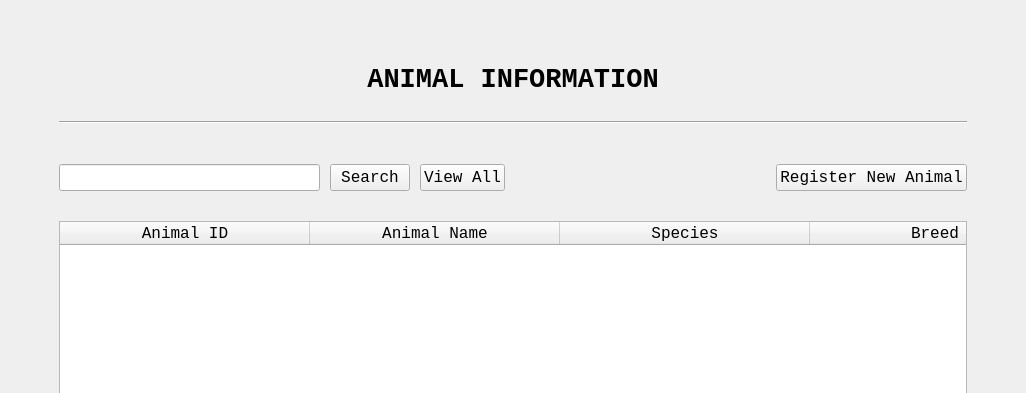
First picture: the form in AnimalInformationUI.ui, repository ASNaeem/Simple-VCMS, before the edit; both pictures show x 0 to 1026 and y 0 to 393 of the 1026 by 754 pixel window.
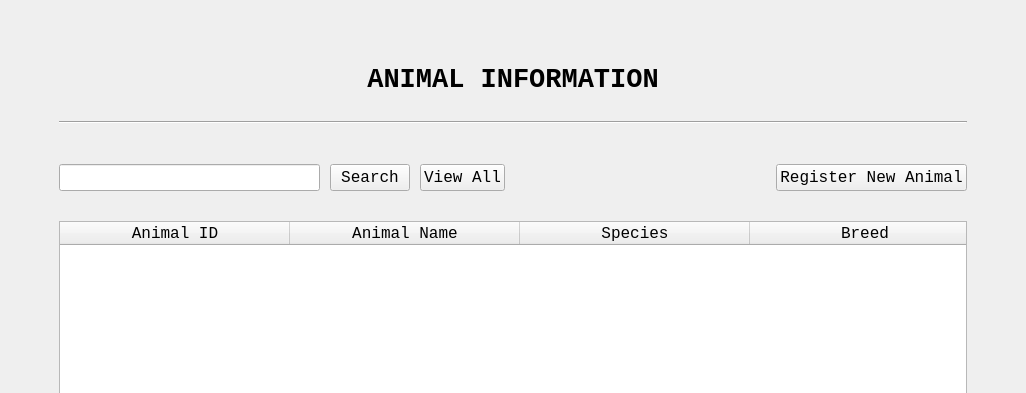
Second picture: the form after the edit.

Patch:
```diff
--- a/AnimalInformationUI.ui
+++ b/AnimalInformationUI.ui
@@ -210,6 +210,9 @@
           <property name="showGrid">
            <bool>true</bool>
           </property>
+          <property name="sortingEnabled">
+           <bool>true</bool>
+          </property>
           <property name="rowCount">
            <number>0</number>
           </property>
@@ -220,13 +223,13 @@
            <number>39</number>
           </attribute>
           <attribute name="horizontalHeaderDefaultSectionSize">
-           <number>250</number>
+           <number>230</number>
           </attribute>
           <attribute name="horizontalHeaderShowSortIndicator" stdset="0">
-           <bool>false</bool>
+           <bool>true</bool>
           </attribute>
           <attribute name="horizontalHeaderStretchLastSection">
-           <bool>true</bool>
+           <bool>false</bool>
           </attribute>
           <attribute name="verticalHeaderDefaultSectionSize">
            <number>50</number>
```
